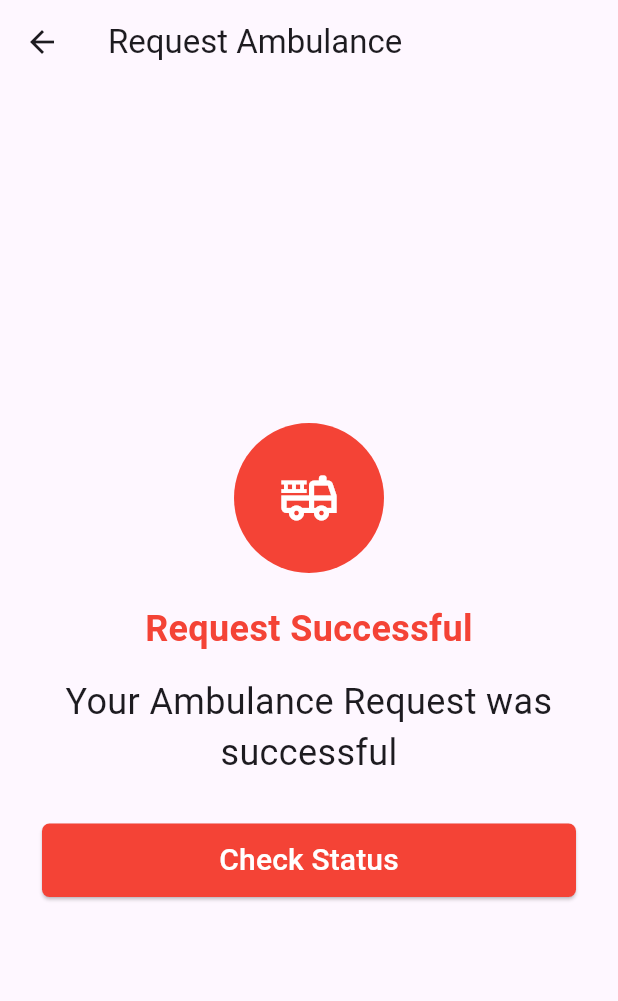
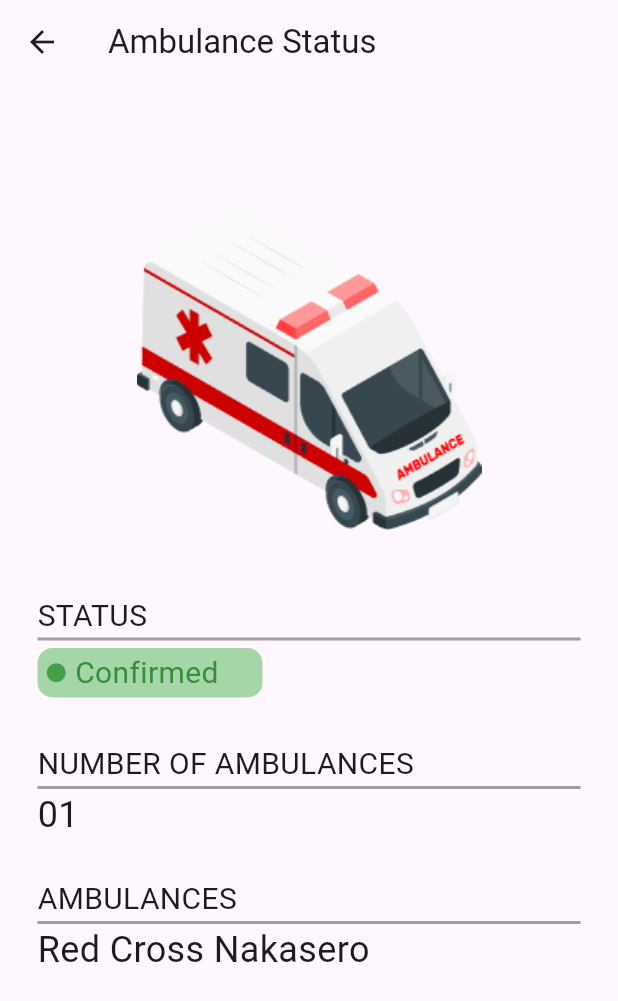
Before and after one commit to Nsengiyunva/redcrossug, a Flutter app: the AmbulanceSuccess screen opened by its route, after a tap on "Check Status", on a phone screen of 412 x 824 dp. Shown: the top 1001 px of the screen. Run offline on Flutter 3.47's test engine with Material 3 defaults, Android fonts, the phone set to English and light mode, and no system bars; our stand-ins replace flutter_otp_text_field, get, shared_preferences; missing offline and left inert: intl_phone_number_field; accounts and stored records are empty; network calls fail.

Commit message:
updates the ambulances section

```diff
--- a/lib/main.dart
+++ b/lib/main.dart
@@ -2,6 +2,7 @@ import 'package:flutter/material.dart';
 import 'package:get/get.dart';
 import 'package:redcross/scenes/account_success.dart';
 import 'package:redcross/scenes/ambulance_form.dart';
+import 'package:redcross/scenes/ambulance_status.dart';
 import 'package:redcross/scenes/ambulance_success.dart';
 import 'package:redcross/scenes/disaster_list.dart';
 import 'package:redcross/scenes/home.dart';
@@ -29,8 +30,9 @@ class MyApp extends StatelessWidget {
         "/login": ( context ) => SignIn(),
         "/disasters": ( context ) => DisasterList(),
         "/ambulance-request-form": ( context ) => AmbulanceForm(),
-        "/ambulance-success-request": ( context ) => AmbulanceSuccess(),
-        "/account-creation-success": ( context ) => AccountSuccess(button_label: 'Test', title: 'Tester', success_message: 'Testing',),
+        "/ambulance-success-request": ( context ) => const AmbulanceSuccess(),
+        "/account-creation-success": ( context ) => const AccountSuccess(button_label: 'Test', title: 'Tester', success_message: 'Testing',),
+        "/check-ambulance_status": ( context ) => AmbulanceStatus(),
       },
       initialRoute: "/login",
     );
--- a/lib/scenes/ambulance_form.dart
+++ b/lib/scenes/ambulance_form.dart
@@ -1,6 +1,4 @@
-import 'package:flutter/foundation.dart';
 import 'package:flutter/material.dart';
-import 'package:flutter/widgets.dart';
 import 'package:get/get.dart';
 import 'package:redcross/scenes/red_btn.dart';
 import 'package:redcross/scenes/text_field.dart';
@@ -15,8 +13,8 @@ class AmbulanceForm extends StatelessWidget {
   Widget build(BuildContext context) {
     return Scaffold(
       appBar: AppBar(
-        title: Text("Request Ambulance"),
-        leading: BackButton() // Back button added here
+        title: const Text("Request Ambulance"),
+        leading: const BackButton() // Back button added here
       ),
       body: SingleChildScrollView(
         child: Container(
--- a/lib/scenes/ambulance_list_item.dart
+++ b/lib/scenes/ambulance_list_item.dart
@@ -1,4 +1,3 @@
-import 'package:flutter/foundation.dart';
 import 'package:flutter/widgets.dart';
 
 class AmbulanceListItem extends StatelessWidget {
--- /dev/null
+++ b/lib/scenes/ambulance_progress_field.dart
@@ -0,0 +1,31 @@
+import 'package:flutter/material.dart';
+
+class AmbulanceProgressField extends StatelessWidget {
+  const AmbulanceProgressField({super.key});
+
+  @override
+  Widget build(BuildContext context) {
+    return Container(
+      width: 150,
+      margin: EdgeInsets.symmetric( vertical: 5 ),
+      padding: EdgeInsets.symmetric( horizontal: 5, vertical: 2 ),
+      decoration: BoxDecoration(
+        color: Colors.green.shade200,
+         borderRadius: BorderRadius.circular(10)
+      ),
+      child: Row(
+        children: [
+          Icon(
+            Icons.circle_rounded,
+            color: Colors.green.shade600,
+            size: 15.0,
+          ),
+          Padding(padding: EdgeInsets.symmetric( horizontal: 5 ),
+            child: Text( "Confirmed", style: TextStyle( fontSize: 20, color: Colors.green.shade700 )
+           ),
+          )
+        ],
+      ),
+    );
+  }
+}
--- /dev/null
+++ b/lib/scenes/ambulance_status.dart
@@ -0,0 +1,39 @@
+import 'package:flutter/material.dart';
+import 'package:get/get.dart';
+import 'package:redcross/controllers/login_controller.dart';
+import 'package:redcross/scenes/ambulance_status_item.dart';
+
+class AmbulanceStatus extends StatelessWidget {
+  AmbulanceStatus({super.key});
+
+  final LoginController _formController = Get.put( LoginController());
+
+  @override
+  Widget build(BuildContext context) {
+    return Scaffold(
+      appBar: AppBar(
+        title: const Text("Ambulance Status"),
+        leading: const BackButton() // Back button added here
+      ),
+      body: SingleChildScrollView(
+        child: Container(
+          width: double.infinity,
+          margin: const EdgeInsets.symmetric(vertical: 20.0),
+          padding: const EdgeInsets.symmetric(vertical: 20.0, horizontal: 25),
+          child: Column(
+            children: [
+              Center(
+                child: Image.asset( 'assets/images/ambulance.png', width: 300, height: 300 ),
+              ),
+              AmbulanceStatusItem(label: 'Status', noComponent: true, value: ""),
+              const SizedBox( height: 25 ),
+              AmbulanceStatusItem(label: 'Number of Ambulances', noComponent: false, value: "01"),
+              const SizedBox( height: 25 ),
+              AmbulanceStatusItem(label: 'Ambulances', noComponent: false, value: "Red Cross Nakasero" ),
+            ],
+          ),
+        ),
+      )
+    );
+  }
+}
--- /dev/null
+++ b/lib/scenes/ambulance_status_item.dart
@@ -0,0 +1,34 @@
+import 'package:flutter/material.dart';
+import 'package:flutter/widgets.dart';
+import 'package:redcross/scenes/ambulance_progress_field.dart';
+
+class AmbulanceStatusItem extends StatelessWidget {
+  String label;
+  bool noComponent;
+  String value;
+
+  AmbulanceStatusItem( {super.key, required this.label, required this.noComponent, required this.value });
+
+  @override
+  Widget build(BuildContext context) {
+    return Container(
+      child: Column(
+        crossAxisAlignment: CrossAxisAlignment.start,
+        children: [
+          Text( label.toUpperCase(), style: const TextStyle( fontSize: 20 ) ),
+          Container(
+            decoration: BoxDecoration(
+              border: Border(
+                bottom: BorderSide(
+                  color: Colors.grey.shade500,
+                  width: 2.0
+                )
+              )
+            ),
+          ),
+          noComponent ? AmbulanceProgressField() : Text( value, style: const TextStyle( fontSize: 24 ) ),
+        ],
+      ),
+    );
+  }
+}
--- a/lib/scenes/ambulance_success.dart
+++ b/lib/scenes/ambulance_success.dart
@@ -1,5 +1,5 @@
 import 'package:flutter/material.dart';
-import 'package:redcross/scenes/green_badge.dart';
+import 'package:get/get.dart';
 import 'package:redcross/scenes/red_badge.dart';
 import 'package:redcross/scenes/red_btn.dart';
 
@@ -14,40 +14,42 @@ class AmbulanceSuccess extends StatelessWidget {
   Widget build(BuildContext context) {
     return Scaffold(
       appBar: AppBar(
-        title: Text("Request Ambulance"),
-        leading: BackButton() // Back button added here
+        title: const Text("Request Ambulance"),
+        leading: const BackButton() // Back button added here
       ),
       body: Container(
-        padding: EdgeInsets.symmetric( vertical: 25 ),
+        padding: const EdgeInsets.symmetric( vertical: 25 ),
         child: Center(
         child: Column(
          mainAxisAlignment: MainAxisAlignment.center,
          children: [
           const RedBadge(),
           const SizedBox( height: 20 ),
-          Center(
+          const Center(
               child: Text(
                 "Request Successful",
                 textAlign: TextAlign.center,
-                style: const TextStyle( fontSize: 24, color: Colors.red, fontWeight: FontWeight.bold ),
+                style: TextStyle( fontSize: 24, color: Colors.red, fontWeight: FontWeight.bold ),
 
               ),
             ),
             const SizedBox( height: 15 ),
-            Padding(
-              padding: const EdgeInsets.symmetric(horizontal: 16.0), // Uniform padding of 16 pixels on all sides
+            const Padding(
+              padding: EdgeInsets.symmetric(horizontal: 16.0), // Uniform padding of 16 pixels on all sides
               child: Center(
               child: Text(
                 "Your Ambulance Request was successful",
                 textAlign: TextAlign.center,
-                style: const TextStyle( fontSize: 24, )
+                style: TextStyle( fontSize: 24, )
               ),
             ),
             ),
             const SizedBox( height: 30 ),
             Padding(
               padding: const EdgeInsets.symmetric( horizontal: 28 ),
-              child: RedBtn( label: "Check Status", onPressed: () {  }, ),
+              child: RedBtn( label: "Check Status", onPressed: () {
+                Get.toNamed( "/check-ambulance_status" );
+              }, ),
             )
          ],
        ),
--- a/lib/scenes/red_badge.dart
+++ b/lib/scenes/red_badge.dart
@@ -12,8 +12,8 @@ class RedBadge extends StatelessWidget {
         color: Colors.red,
         borderRadius: BorderRadius.circular( 80 )
       ),
-      child: Center(
-        child: const Icon(
+      child: const Center(
+        child: Icon(
           Icons.fire_truck_outlined,
           color: Colors.white,
           size: 40.0,
```
Also changed, not shown: assets/images/ambulance.png (added).
